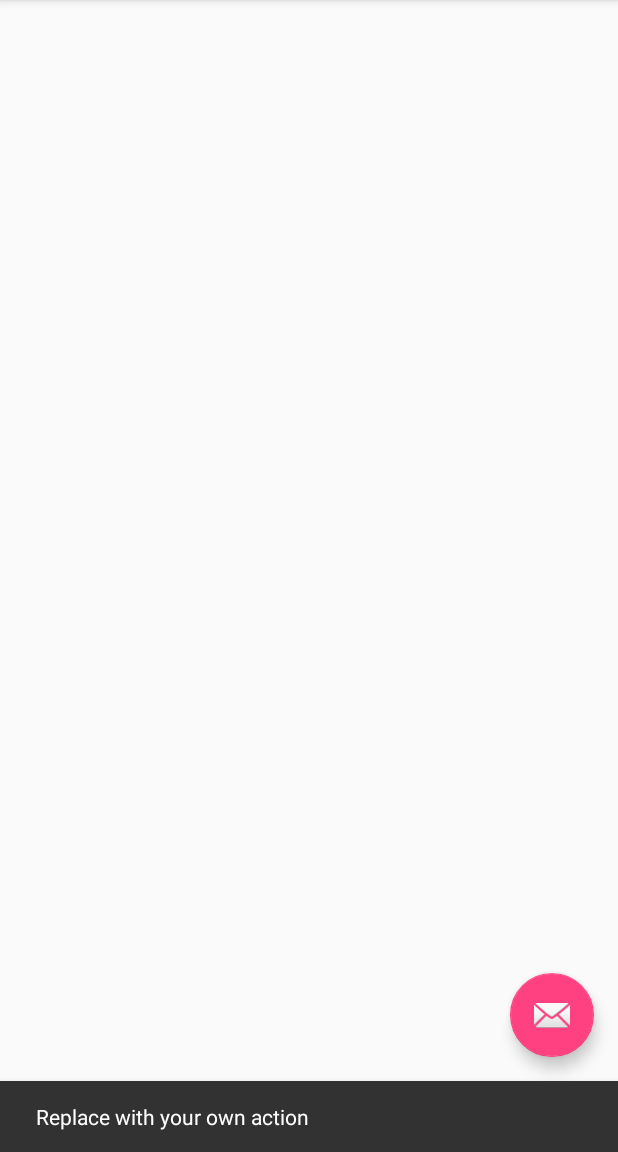
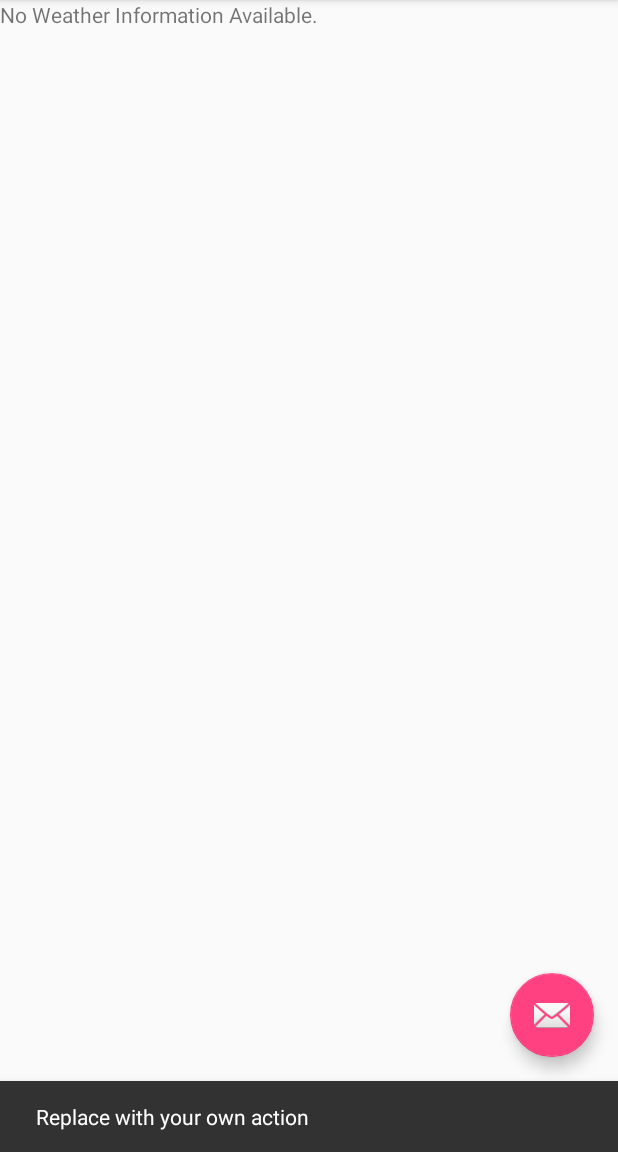
Before and after one commit to vmlinz/SunshineApp, an Android app: the screen it shows after launch (MainActivity), after a tap on an icon or button, on a phone screen of 412 x 824 dp, the part 84-1236 px from its top. Run offline under Robolectric (Android 15) with nearby library versions, the phone set to English and light mode, and no system bars; libraries missing offline, so code that uses them is left out: com.facebook.stetho, com.orhanobut.logger; 8 statements that could not run were skipped.

Commit message:
Start Advanced Android App Development and fix: * Empty list * Network status

```diff
--- a/app/src/main/AndroidManifest.xml
+++ b/app/src/main/AndroidManifest.xml
@@ -5,6 +5,7 @@
     <uses-permission android:name="android.permission.AUTHENTICATE_ACCOUNTS" />
     <uses-permission android:name="android.permission.READ_SYNC_SETTINGS" />
     <uses-permission android:name="android.permission.WRITE_SYNC_SETTINGS" />
+    <uses-permission android:name="android.permission.ACCESS_NETWORK_STATE"/>
     <uses-permission android:name="android.permission.INTERNET" />
 
     <application
--- a/app/src/main/java/com/example/sunshine/app/ForecastFragment.java
+++ b/app/src/main/java/com/example/sunshine/app/ForecastFragment.java
@@ -4,6 +4,8 @@ import android.content.Context;
 import android.content.Intent;
 import android.content.SharedPreferences;
 import android.database.Cursor;
+import android.net.ConnectivityManager;
+import android.net.NetworkInfo;
 import android.net.Uri;
 import android.os.Bundle;
 import android.preference.PreferenceManager;
@@ -21,6 +23,7 @@ import android.view.View;
 import android.view.ViewGroup;
 import android.widget.AdapterView;
 import android.widget.ListView;
+import android.widget.TextView;
 
 import com.example.sunshine.app.data.WeatherContract;
 import com.example.sunshine.app.sync.SyncAdapter;
@@ -70,6 +73,7 @@ public class ForecastFragment extends Fragment
     private int mListPosition = 0;
     private ListView mListView;
     private boolean mUseSpecialToday;
+    private TextView mEmptyTextView;
 
     public ForecastFragment() {
     }
@@ -122,6 +126,8 @@ public class ForecastFragment extends Fragment
         forecastAdapter = new ForecastAdapter(getActivity(), null, 0);
         View root = inflater.inflate(R.layout.fragment_main, container, false);
         mListView = (ListView) root.findViewById(R.id.listview_forecast);
+        mEmptyTextView = (TextView) root.findViewById(R.id.textview_forcast_empty);
+        mListView.setEmptyView(mEmptyTextView);
         mListView.setAdapter(forecastAdapter);
         mListView.setOnItemClickListener(new AdapterView.OnItemClickListener() {
             @Override
@@ -210,6 +216,11 @@ public class ForecastFragment extends Fragment
 
     @Override
     public void onLoadFinished(Loader<Cursor> loader, Cursor data) {
+        if (data.getCount() == 0) {
+            if (!checkNetworkStatus()) {
+                mEmptyTextView.setText(getText(R.string.forecast_empty) + " " + getText(R.string.forecast_network_disconnected));
+            }
+        }
         forecastAdapter.swapCursor(data);
 
         if (mListPosition != ListView.INVALID_POSITION) {
@@ -217,6 +228,16 @@ public class ForecastFragment extends Fragment
             // scroll to saved list view position
             mListView.smoothScrollToPosition(mListPosition);
         }
+    }
+
+    private boolean checkNetworkStatus() {
+        ConnectivityManager cm = (ConnectivityManager) this.getActivity().getApplicationContext().getSystemService(Context.CONNECTIVITY_SERVICE);
+        if (cm != null) {
+            NetworkInfo networkInfo = cm.getActiveNetworkInfo();
+            return (networkInfo != null) && networkInfo.isConnected();
+        }
+
+        return false;
     }
 
     @Override
--- a/app/src/main/java/com/example/sunshine/app/sync/SyncAdapter.java
+++ b/app/src/main/java/com/example/sunshine/app/sync/SyncAdapter.java
@@ -17,6 +17,7 @@ import android.net.Uri;
 import android.os.Build;
 import android.os.Bundle;
 import android.preference.PreferenceManager;
+import android.support.annotation.IntDef;
 import android.support.v4.app.TaskStackBuilder;
 import android.support.v7.app.NotificationCompat;
 
@@ -27,10 +28,21 @@ import com.example.sunshine.app.data.WeatherContract;
 import com.example.sunshine.app.data.WeatherUtils;
 import com.orhanobut.logger.Logger;
 
+import java.lang.annotation.Retention;
+import java.lang.annotation.RetentionPolicy;
+
 /**
  * Created by vmlinz on 3/15/16.
  */
 public class SyncAdapter extends AbstractThreadedSyncAdapter {
+    @Retention(RetentionPolicy.SOURCE)
+    @IntDef({LOCATION_STATUS_OK, LOCATION_STATUS_SERVER_DOWN, LOCATION_STATUS_SERVER_INVALID, LOCATION_STATUS_UNKNOWN})
+    public @interface LocationStatus {}
+    public static final int LOCATION_STATUS_OK = 0;
+    public static final int LOCATION_STATUS_SERVER_DOWN = 1;
+    public static final int LOCATION_STATUS_SERVER_INVALID = 2;
+    public static final int LOCATION_STATUS_UNKNOWN = 3;
+
     private static final String LOG_TAG = SyncAdapter.class.getSimpleName();
     private static final int SYNC_INTERVAL = 60 * 30;
     private static final int SYNC_FLEXTIME = SYNC_INTERVAL / 3;
--- a/app/src/main/res/layout/fragment_main.xml
+++ b/app/src/main/res/layout/fragment_main.xml
@@ -2,13 +2,20 @@
     xmlns:tools="http://schemas.android.com/tools"
     android:layout_width="match_parent"
     android:layout_height="match_parent"
-    tools:showIn="@layout/activity_main"
-    tools:context=".ForecastFragment">
+    tools:context=".ForecastFragment"
+    tools:showIn="@layout/activity_main">
 
     <ListView
+        android:id="@+id/listview_forecast"
+        style="@style/ForecastList"
         android:layout_width="match_parent"
-        android:layout_height="match_parent"
-        android:id="@+id/listview_forecast"
-        style="@style/ForecastList" >
-    </ListView>
+        android:layout_height="match_parent"/>
+
+    <TextView
+        android:id="@+id/textview_forcast_empty"
+        android:text="@string/forecast_empty"
+        android:layout_width="match_parent"
+        android:layout_height="wrap_content"
+        android:layout_gravity="top|center_horizontal" />
+
 </FrameLayout>
--- a/app/src/main/res/values/strings.xml
+++ b/app/src/main/res/values/strings.xml
@@ -109,4 +109,6 @@
     </string>
     <string name="pref_notifications_new">notifications_new_message</string>
     <string name="pref_notifications_enable_details">notifications_new_message_vibrate</string>
+    <string name="forecast_empty">No Weather Information Available.</string>
+    <string name="forecast_network_disconnected">Network is not connected.</string>
 </resources>
--- a/build.gradle
+++ b/build.gradle
@@ -5,7 +5,7 @@ buildscript {
         jcenter()
     }
     dependencies {
-        classpath 'com.android.tools.build:gradle:2.1.0-alpha3'
+        classpath 'com.android.tools.build:gradle:2.1.0-beta1'
         // NOTE: Do not place your application dependencies here; they belong
         // in the individual module build.gradle files
     }
```
Also changed, not shown: app/build.gradle (+7 -5 lines).
